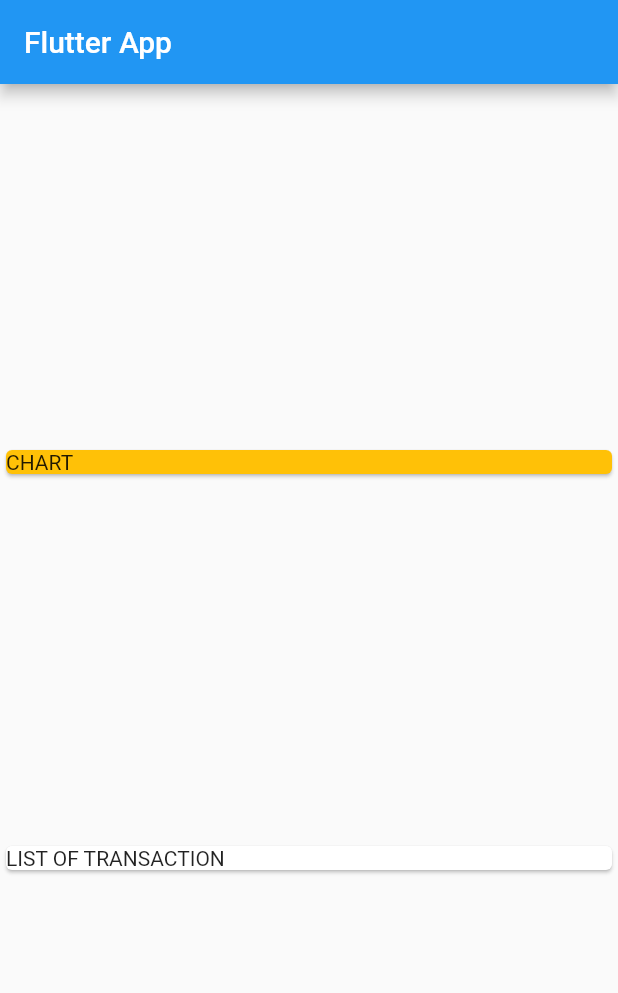
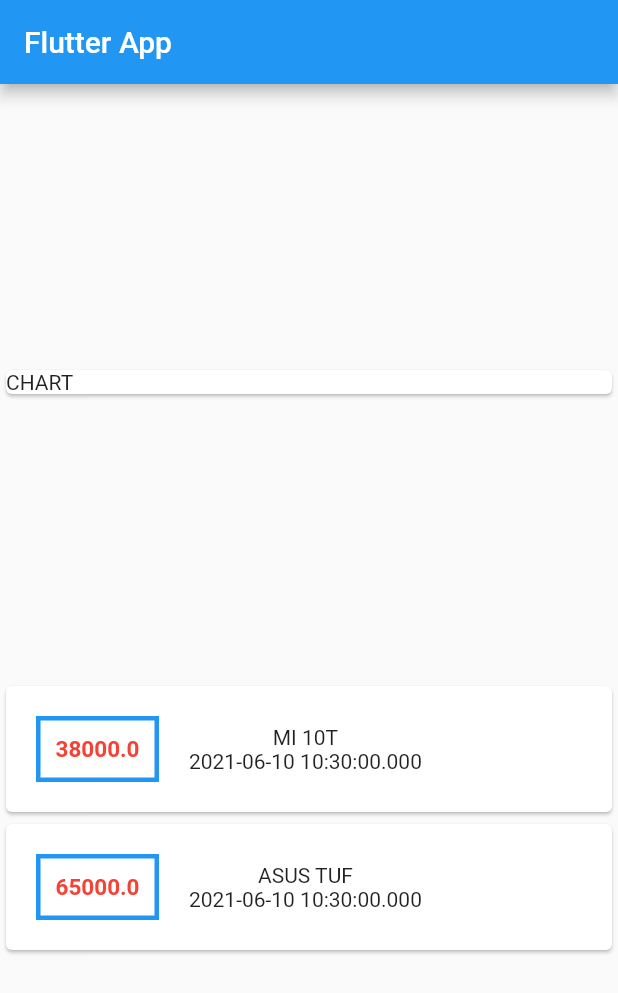
Before and after one commit to yashank676/WeeklyExpensesApp, a Flutter app: the screen it shows after launch, on a phone screen of 412 x 824 dp. Shown: the top 993 px of the screen. Run offline on Flutter 3.47's test engine with Material 2 defaults, Android fonts, the phone set to English and light mode, and no system bars.

Commit message:
checkpoint 1

```diff
--- a/lib/main.dart
+++ b/lib/main.dart
@@ -1,4 +1,5 @@
 import 'package:flutter/material.dart';
+import 'transaction.dart';
 
 void main() => runApp(MyApp());
 
@@ -13,6 +14,11 @@
 }
 
 class MyHomePage extends StatelessWidget {
+  final List<Transaction> transactions = [
+    Transaction(amount: 38000, date: DateTime.now(), id: 'a1', title: 'MI 10T'),
+    Transaction(
+        amount: 65000, date: DateTime.now(), id: 'a2', title: 'ASUS TUF'),
+  ];
   @override
   Widget build(BuildContext context) {
     return Scaffold(
@@ -25,13 +31,38 @@
         children: <Widget>[
           Container(
             child: Card(
-              color: Colors.amber,
               child: Text('CHART'),
             ),
           ),
-          Card(
-            child: Text('LIST OF TRANSACTION'),
-          )
+          Column(
+            children: transactions.map((tx) {
+              return Card(
+                child: Row(
+                  children: [
+                    Container(
+                      margin: EdgeInsets.all(20),
+                      decoration: BoxDecoration(
+                          border: Border.all(color: Colors.blue, width: 3)),
+                      padding: EdgeInsets.all(10),
+                      child: Text(
+                        tx.amount.toString(),
+                        style: TextStyle(
+                            fontSize: 15,
+                            fontWeight: FontWeight.bold,
+                            color: Colors.red),
+                      ),
+                    ),
+                    Column(
+                      children: [
+                        Text(tx.title),
+                        Text(tx.date.toString()),
+                      ],
+                    )
+                  ],
+                ),
+              );
+            }).toList(),
+          ),
         ],
       ),
     );
--- /dev/null
+++ b/lib/transaction.dart
@@ -0,0 +1,11 @@
+class Transaction {
+  final String id;
+  final String title;
+  final double amount;
+  final DateTime date;
+  Transaction(
+      {required this.amount,
+      required this.date,
+      required this.id,
+      required this.title});
+}
```
